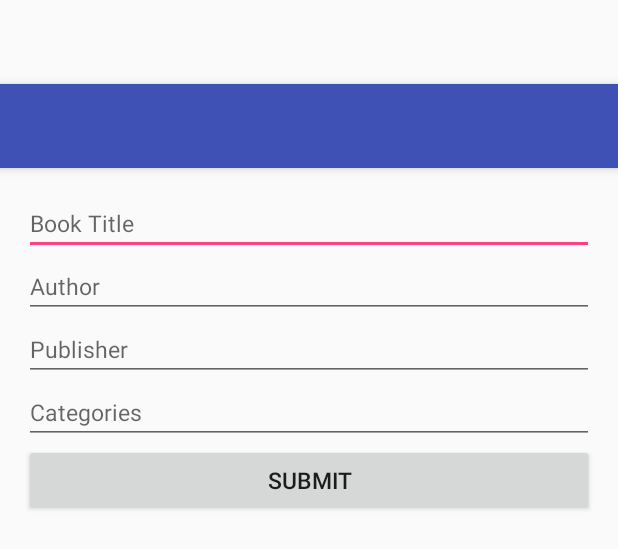
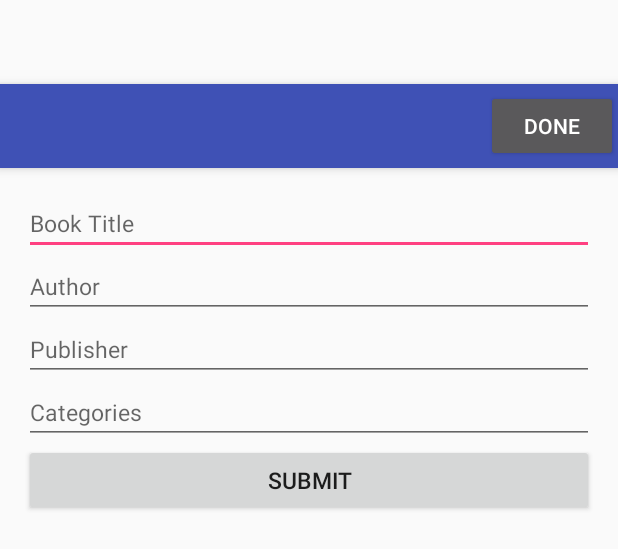
Before and after one commit to shawnfan/Prolific-Library, an Android app: the layout activity_add_book.xml on its own in the app's theme, with its tools: preview values and no code run, on a phone screen of 412 x 824 dp. Shown: the top 549 px of the screen. Run offline under Robolectric (Android 15) with nearby library versions, the light colour scheme and no system bars.

Commit message:
add back button in two pages, add done button in one page

```diff
--- a/app/src/main/res/layout/activity_add_book.xml
+++ b/app/src/main/res/layout/activity_add_book.xml
@@ -17,7 +17,19 @@
             android:layout_width="match_parent"
             android:layout_height="?attr/actionBarSize"
             android:background="?attr/colorPrimary"
-            app:popupTheme="@style/AppTheme.PopupOverlay" />
+            app:popupTheme="@style/AppTheme.PopupOverlay">
+
+            <Button
+                android:layout_width="wrap_content"
+                android:layout_height="wrap_content"
+                android:text="@string/button_done"
+                android:layout_gravity="right"
+                android:onClick="done"/>
+
+        </android.support.v7.widget.Toolbar>
+
+
+
 
     </android.support.design.widget.AppBarLayout>
 
--- a/app/src/main/res/values/strings.xml
+++ b/app/src/main/res/values/strings.xml
@@ -13,6 +13,7 @@
     <string name="book_publisher">Publisher</string>
     <string name="book_categories">Categories</string>
     <string name="button_submit">Submit</string>
+    <string name="button_done">Done</string>
 
 
     <string name="button_checkout">Check Out</string>
```
Also changed, not shown: app/src/main/AndroidManifest.xml (+12 -2 lines), app/src/main/java/com/xiaoyaoworm/prolificlibrary/activity/AddBookActivity.java (+12 -0 lines), app/src/main/java/com/xiaoyaoworm/prolificlibrary/activity/BooksDetailActivity.java (+21 -1 lines).
